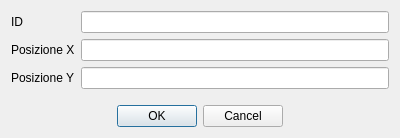
Old version of the form RoomMonitor/windows/addboard.ui in the repository PieroMacaluso/RoomMonitor.
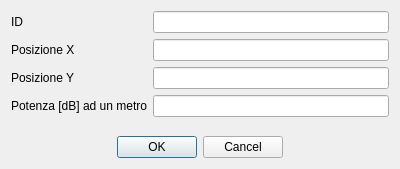
New version of the form.

```diff
--- a/RoomMonitor/windows/addboard.ui
+++ b/RoomMonitor/windows/addboard.ui
@@ -7,7 +7,7 @@
                 <x>0</x>
                 <y>0</y>
                 <width>400</width>
-                <height>138</height>
+    <height>169</height>
             </rect>
         </property>
         <property name="windowTitle">
@@ -46,6 +46,16 @@
                     <item row="2" column="1">
                         <widget class="QLineEdit" name="yEdit"/>
                     </item>
+     <item row="3" column="0">
+      <widget class="QLabel" name="aLabel">
+       <property name="text">
+        <string>Potenza [dB] ad un metro</string>
+       </property>
+      </widget>
+     </item>
+     <item row="3" column="1">
+      <widget class="QLineEdit" name="aEdit"/>
+     </item>
                 </layout>
             </item>
             <item>
```
Lines whose indentation alone changed are shown as unchanged.
